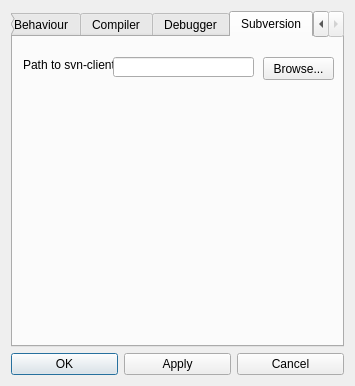
First picture: the form in qreal/qrgui/mainwindow/preferencesDialog.ui, repository qreal/qreal, before the edit.
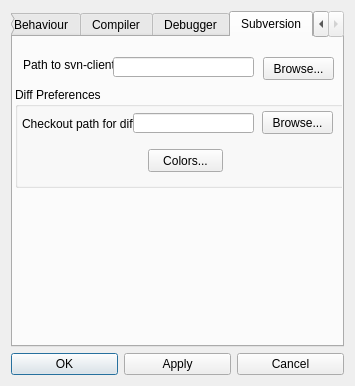
Second picture: the form after the edit. Icons and pictures are not drawn.

```diff
--- a/qreal/qrgui/mainwindow/preferencesDialog.ui
+++ b/qreal/qrgui/mainwindow/preferencesDialog.ui
@@ -1024,6 +1024,68 @@
         <string>Browse...</string>
        </property>
       </widget>
+      <widget class="QGroupBox" name="diffGroupBox">
+       <property name="geometry">
+        <rect>
+         <x>2</x>
+         <y>50</y>
+         <width>331</width>
+         <height>101</height>
+        </rect>
+       </property>
+       <property name="title">
+        <string>Diff Preferences</string>
+       </property>
+       <widget class="QPushButton" name="diffColorsButton">
+        <property name="geometry">
+         <rect>
+          <x>133</x>
+          <y>62</y>
+          <width>75</width>
+          <height>23</height>
+         </rect>
+        </property>
+        <property name="text">
+         <string>Colors...</string>
+        </property>
+       </widget>
+       <widget class="QLabel" name="label_27">
+        <property name="geometry">
+         <rect>
+          <x>7</x>
+          <y>29</y>
+          <width>111</width>
+          <height>16</height>
+         </rect>
+        </property>
+        <property name="text">
+         <string>Checkout path for diff</string>
+        </property>
+       </widget>
+       <widget class="QLineEdit" name="diffCheckoutPathLineEdit">
+        <property name="geometry">
+         <rect>
+          <x>118</x>
+          <y>26</y>
+          <width>121</width>
+          <height>20</height>
+         </rect>
+        </property>
+       </widget>
+       <widget class="QPushButton" name="browseDiffCheckoutPathtPushButton">
+        <property name="geometry">
+         <rect>
+          <x>247</x>
+          <y>24</y>
+          <width>71</width>
+          <height>23</height>
+         </rect>
+        </property>
+        <property name="text">
+         <string>Browse...</string>
+        </property>
+       </widget>
+      </widget>
      </widget>
     </widget>
    </item>
```
